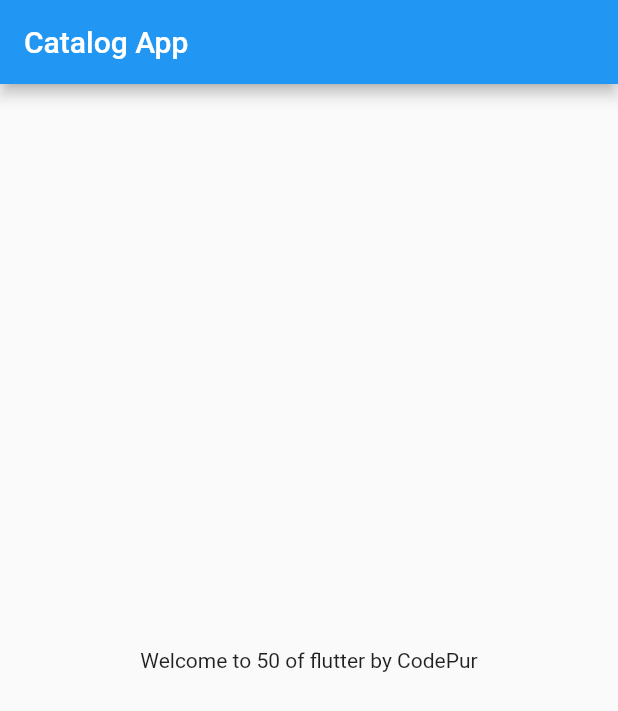
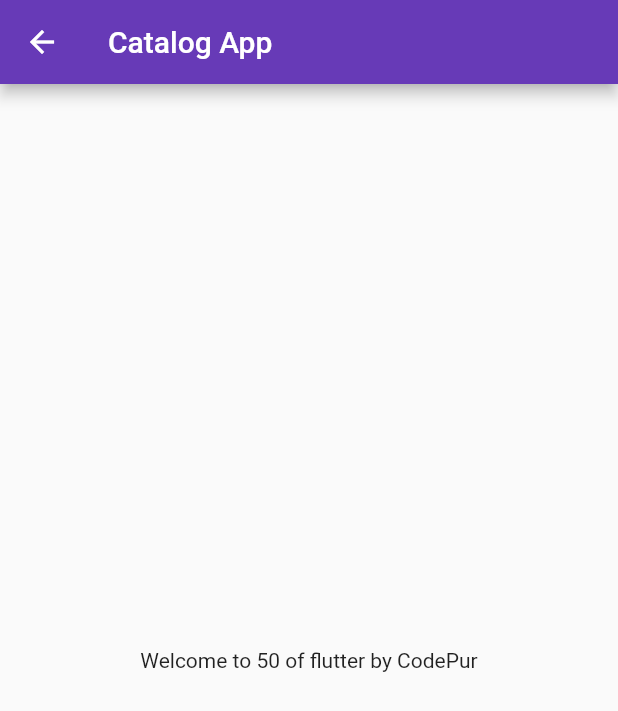
Before and after one commit to Pawan-Dev3/30DaysOfFlutter, a Flutter app: the screen it shows after launch, on a phone screen of 412 x 824 dp. Shown: the top 711 px of the screen. Run offline on Flutter 3.47's test engine with Material 2 defaults, Android fonts, the phone set to English and light mode, and no system bars.

Commit message:
Day3 Complete

```diff
--- a/lib/main.dart
+++ b/lib/main.dart
@@ -1,5 +1,6 @@
 import 'package:flutter/material.dart';
-import 'package:flutter_application_1/home_page.dart';
+import 'package:flutter_application_1/pages/home_page.dart';
+import 'package:flutter_application_1/pages/login_page.dart';
 
 void main() {
   runApp(MyApp());
@@ -10,7 +11,20 @@ class MyApp extends StatelessWidget {
   @override
   Widget build(BuildContext context) {
     return MaterialApp(
-      home: HomePage(),
+      //home: HomePage(),
+      themeMode: ThemeMode.light,
+      theme: ThemeData(primarySwatch: Colors.deepPurple),
+      darkTheme: ThemeData(
+        brightness: Brightness.dark,
+        primarySwatch: Colors.red,
+      ),
+       //routes
+       initialRoute:"/home",
+       routes:{
+        "/": (context)=> LoginPage(),
+        "/home": (context)=> HomePage(),
+        "/login": (context) => LoginPage()
+       }
     );
   }
 }
--- a/lib/home_page.dart
+++ b/lib/pages/home_page.dart
@@ -13,7 +13,7 @@ class HomePage extends StatelessWidget {
         ),
         body: Center(
             child: Container(
-            child: Text("Welcome to $days of flutter by $name"),
+           child: Text("Welcome to $days of flutter by $name"),
         )));
   }
 }
```
Also changed, not shown: lib/pages/login_page.dart (added, +20 -0 lines).
